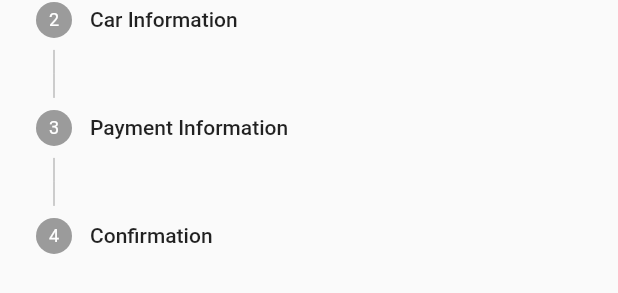
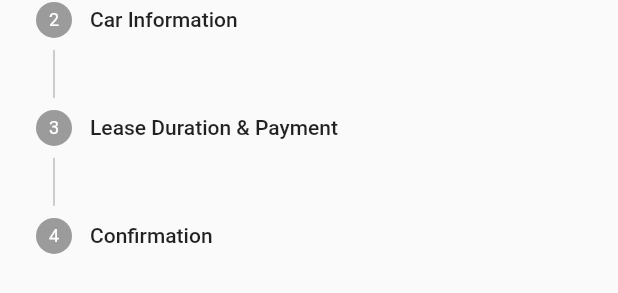
Before and after one commit to ahmedessam966/excelsior_admin_panel, a Flutter app: the NewContractTab widget shown alone on an empty page, opened directly, on a phone screen of 412 x 824 dp. Shown: the part 882-1175 px from the top of the screen. Run offline on Flutter 3.47's test engine with Material 2 defaults, Android fonts, the phone set to English and light mode, and no system bars; our stand-ins replace animate_do, another_flushbar, easy_splash_screen, flutter_screenutil, flutter_typeahead, google_fonts and 2 more; accounts and stored records are empty; network calls fail.

Commit message:
usabilty improvements for new_contract_tab

```diff
--- a/lib/Sales/Features/new_contract/Views/new_contract_tab.dart
+++ b/lib/Sales/Features/new_contract/Views/new_contract_tab.dart
@@ -35,15 +35,26 @@ class NewContractTab extends StatelessWidget {
               );
             case 1:
               return Row(
+                mainAxisAlignment: MainAxisAlignment.end,
                 children: [
                   TextButton(
-                      onPressed: () {},
+                      onPressed: () {
+                        if (details.currentStep != 0) {
+                          provider.changeContractStep(details.stepIndex - 1);
+                        }
+                      },
                       child: Text(
                         'Back',
                         style: context.displayMedium,
                       )),
                   TextButton(
-                      onPressed: () {},
+                      onPressed: provider.carResultController.text.isEmpty
+                          ? null
+                          : () {
+                              if (provider.resultController.text.isNotEmpty) {
+                                provider.changeContractStep(details.stepIndex + 1);
+                              }
+                            },
                       child: Text(
                         'Next',
                         style: context.displayMedium,
@@ -52,9 +63,14 @@ class NewContractTab extends StatelessWidget {
               );
             case 2:
               return Row(
+                mainAxisAlignment: MainAxisAlignment.end,
                 children: [
                   TextButton(
-                      onPressed: () {},
+                      onPressed: () {
+                        if (details.currentStep != 0) {
+                          provider.changeContractStep(details.stepIndex - 1);
+                        }
+                      },
                       child: Text(
                         'Back',
                         style: context.displayMedium,
@@ -69,9 +85,14 @@ class NewContractTab extends StatelessWidget {
               );
             case 3:
               return Row(
+                mainAxisAlignment: MainAxisAlignment.end,
                 children: [
                   TextButton(
-                      onPressed: () {},
+                      onPressed: () {
+                        if (details.currentStep != 0) {
+                          provider.changeContractStep(details.stepIndex - 1);
+                        }
+                      },
                       child: Text(
                         'Back',
                         style: context.displayMedium,
@@ -79,7 +100,7 @@ class NewContractTab extends StatelessWidget {
                   TextButton(
                       onPressed: () {},
                       child: Text(
-                        'Next',
+                        'Issue Contract',
                         style: context.displayMedium,
                       )),
                 ],
@@ -114,7 +135,7 @@ class NewContractTab extends StatelessWidget {
                       ? StepState.complete
                       : StepState.indexed,
               isActive: provider.contractStep == 2,
-              title: const Text('Payment Information'),
+              title: const Text('Lease Duration & Payment'),
               content: const SizedBox()),
           Step(
               state: provider.contractStep == 3
--- a/lib/Sales/Features/new_contract/Widgets/car_info_step.dart
+++ b/lib/Sales/Features/new_contract/Widgets/car_info_step.dart
@@ -64,12 +64,12 @@ class CarInfoStep extends StatelessWidget {
           }),
           onSuggestionSelected: (suggestion) {
             provider.setCarResultController(suggestion);
-            // for (var child in provider.carSearchResults) {
-            //   if (child.model == suggestion) {
-            //     provider.setResults(
-            //         child.name, child.phone, child.address, child.pidNumber, child.customerID);
-            //   }
-            // }
+            for (var child in provider.carSearchResults) {
+              if (child.model == suggestion || child.make == suggestion) {
+                provider.setCarResultsControllers(child.carID, child.make, child.model, '${child.plates}',
+                    child.pricePerDay, child.year, child.color);
+              }
+            }
           },
           itemBuilder: (context, suggestion) {
             String make = '';
@@ -124,6 +124,67 @@ class CarInfoStep extends StatelessWidget {
             );
           }
         }),
+        SizedBox(
+          height: 10.h,
+        ),
+        Builder(builder: (context) {
+          if (provider.carResultController.text.isEmpty) {
+            return FadeOut(
+              duration: const Duration(seconds: 1),
+              child: const SizedBox.shrink(),
+            );
+          } else {
+            return FadeIn(
+              animate: true,
+              duration: const Duration(seconds: 1),
+              child: Flex(
+                direction: Axis.horizontal,
+                children: [
+                  Expanded(
+                      flex: 4,
+                      child: InfoTextFieldWidget(controller: provider.vehicleMakeController, title: 'Make')),
+                  const Spacer(),
+                  Expanded(
+                      flex: 4,
+                      child:
+                          InfoTextFieldWidget(controller: provider.vehicelModelController, title: 'Model')),
+                ],
+              ),
+            );
+          }
+        }),
+        SizedBox(
+          height: 10.h,
+        ),
+        Builder(builder: (context) {
+          if (provider.carResultController.text.isEmpty) {
+            return FadeOut(
+              duration: const Duration(seconds: 1),
+              child: const SizedBox.shrink(),
+            );
+          } else {
+            return FadeIn(
+              animate: true,
+              duration: const Duration(seconds: 1),
+              child: Flex(
+                direction: Axis.horizontal,
+                children: [
+                  Expanded(
+                      flex: 4,
+                      child: InfoTextFieldWidget(
+                          controller: provider.vehicleColorController, title: 'Vehicle Color')),
+                  const Spacer(),
+                  Expanded(
+                      flex: 4,
+                      child: InfoTextFieldWidget(controller: provider.vehicleYearController, title: 'Year')),
+                ],
+              ),
+            );
+          }
+        }),
+        SizedBox(
+          height: 10.h,
+        ),
       ],
     );
   }
```
Also changed, not shown: lib/Sales/Features/new_contract/Controllers/new_contract_controllers.dart (+23 -1 lines).
